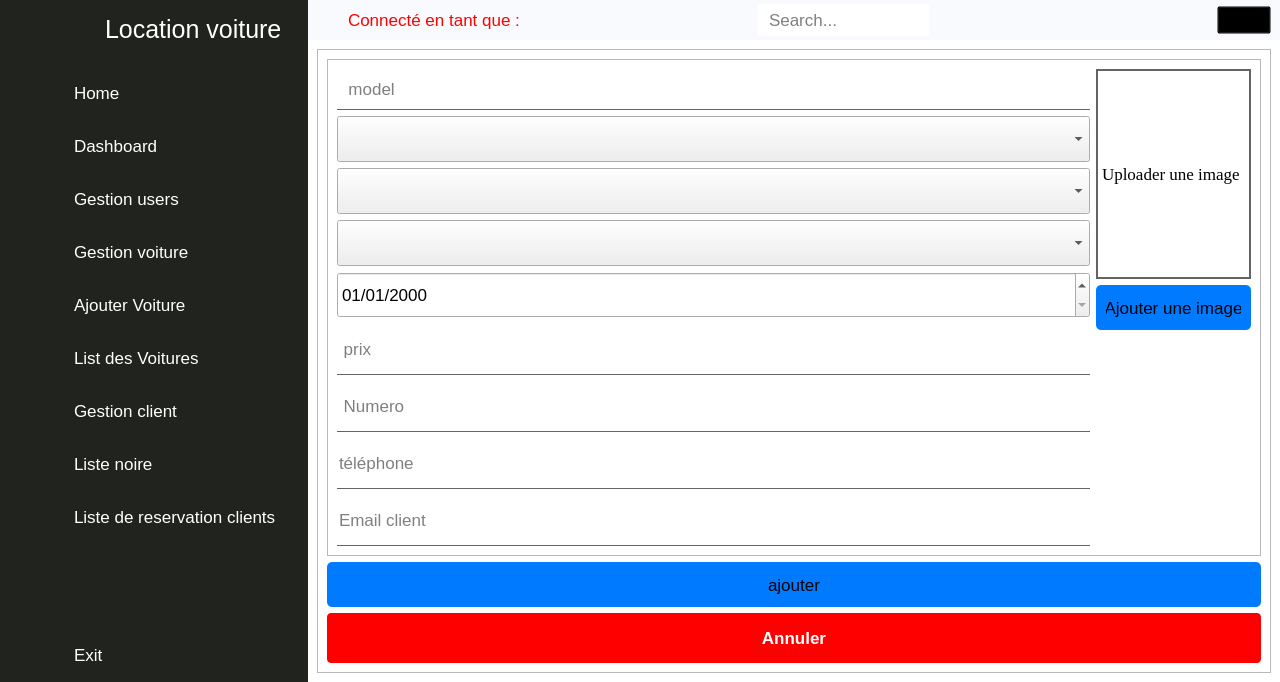
This is main_ui.ui in walidhabbach/Car-Rental-Desktop-app as Qt 5 draws it before an edit. The edited form follows.
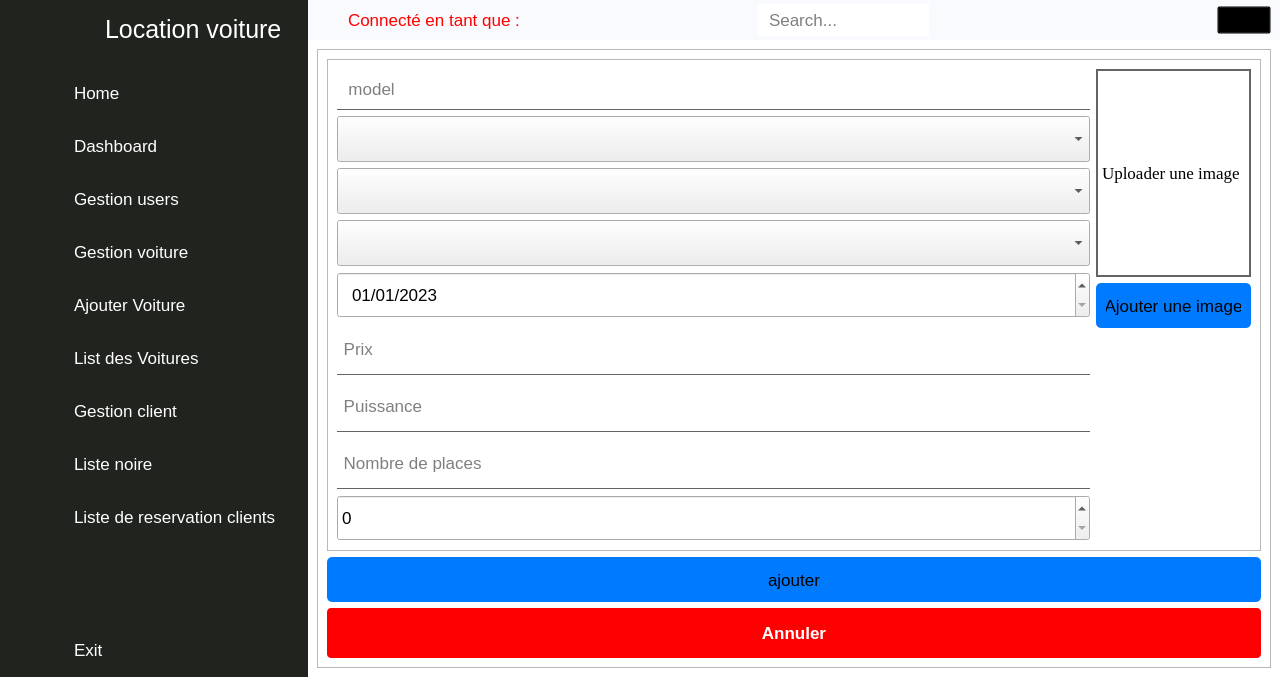
This is the edited form. Icons and pictures are not drawn.

Patch:
```diff
--- a/main_ui.ui
+++ b/main_ui.ui
@@ -963,39 +963,63 @@
                    </item>
                    <item row="0" column="0" rowspan="3">
                     <layout class="QGridLayout" name="gridLayout_30">
+                     <item row="7" column="0">
+                      <widget class="QLineEdit" name="seats">
+                       <property name="styleSheet">
+                        <string notr="true">height: 50px;
+border: 0;
+border-bottom: 1px solid rgb(100,100,100)</string>
+                       </property>
+                       <property name="placeholderText">
+                        <string> Nombre de places</string>
+                       </property>
+                      </widget>
+                     </item>
+                     <item row="4" column="0">
+                      <widget class="QDateEdit" name="production_date">
+                       <property name="styleSheet">
+                        <string notr="true">height:40px;
+padding-left:10px; </string>
+                       </property>
+                       <property name="dateTime">
+                        <datetime>
+                         <hour>0</hour>
+                         <minute>0</minute>
+                         <second>0</second>
+                         <year>2023</year>
+                         <month>1</month>
+                         <day>1</day>
+                        </datetime>
+                       </property>
+                       <property name="maximumDateTime">
+                        <datetime>
+                         <hour>23</hour>
+                         <minute>59</minute>
+                         <second>59</second>
+                         <year>9999</year>
+                         <month>12</month>
+                         <day>23</day>
+                        </datetime>
+                       </property>
+                       <property name="displayFormat">
+                        <string>dd/MM/yyyy</string>
+                       </property>
+                      </widget>
+                     </item>
                      <item row="5" column="0">
-                      <widget class="QLineEdit" name="cin_2">
+                      <widget class="QLineEdit" name="price">
                        <property name="styleSheet">
                         <string notr="true">height: 50px;
 border: 0;
 border-bottom: 1px solid rgb(100,100,100)</string>
                        </property>
                        <property name="placeholderText">
-                        <string> prix</string>
-                       </property>
-                      </widget>
-                     </item>
-                     <item row="1" column="0">
-                      <widget class="QComboBox" name="comboBoxBrand_1">
-                       <property name="styleSheet">
-                        <string notr="true">height: 40px; </string>
+                        <string> Prix</string>
                        </property>
                       </widget>
                      </item>
                      <item row="6" column="0">
-                      <widget class="QLineEdit" name="permis_2">
-                       <property name="styleSheet">
-                        <string notr="true">height: 50px;
-border: 0;
-border-bottom: 1px solid rgb(100,100,100)</string>
-                       </property>
-                       <property name="placeholderText">
-                        <string> Numero  </string>
-                       </property>
-                      </widget>
-                     </item>
-                     <item row="7" column="0">
-                      <widget class="QLineEdit" name="tel_2">
+                      <widget class="QLineEdit" name="power">
                        <property name="styleSheet">
                         <string notr="true">height: 50px;
 border: 0;
@@ -1005,19 +1029,7 @@
                         <string/>
                        </property>
                        <property name="placeholderText">
-                        <string>téléphone</string>
-                       </property>
-                      </widget>
-                     </item>
-                     <item row="8" column="0">
-                      <widget class="QLineEdit" name="email_2">
-                       <property name="styleSheet">
-                        <string notr="true">height: 50px;
-border: 0;
-border-bottom: 1px solid rgb(100,100,100)</string>
-                       </property>
-                       <property name="placeholderText">
-                        <string>Email client</string>
+                        <string> Puissance</string>
                        </property>
                       </widget>
                      </item>
@@ -1028,13 +1040,6 @@
                        </property>
                       </widget>
                      </item>
-                     <item row="2" column="0">
-                      <widget class="QComboBox" name="comboBoxFuel_1">
-                       <property name="styleSheet">
-                        <string notr="true">height: 40px; </string>
-                       </property>
-                      </widget>
-                     </item>
                      <item row="0" column="0">
                       <widget class="QLineEdit" name="model">
                        <property name="styleSheet">
@@ -1047,13 +1052,27 @@
                        </property>
                       </widget>
                      </item>
-                     <item row="4" column="0">
-                      <widget class="QDateEdit" name="production_date">
+                     <item row="1" column="0">
+                      <widget class="QComboBox" name="comboBoxBrand_1">
                        <property name="styleSheet">
-                        <string notr="true">height:40px</string>
+                        <string notr="true">height: 40px; </string>
                        </property>
-                       <property name="displayFormat">
-                        <string>dd/MM/yyyy</string>
+                      </widget>
+                     </item>
+                     <item row="2" column="0">
+                      <widget class="QComboBox" name="comboBoxFuel_1">
+                       <property name="styleSheet">
+                        <string notr="true">height: 40px; </string>
+                       </property>
+                      </widget>
+                     </item>
+                     <item row="8" column="0">
+                      <widget class="QSpinBox" name="doors">
+                       <property name="styleSheet">
+                        <string notr="true">height:40px;</string>
+                       </property>
+                       <property name="maximum">
+                        <number>12</number>
                        </property>
                       </widget>
                      </item>
```
